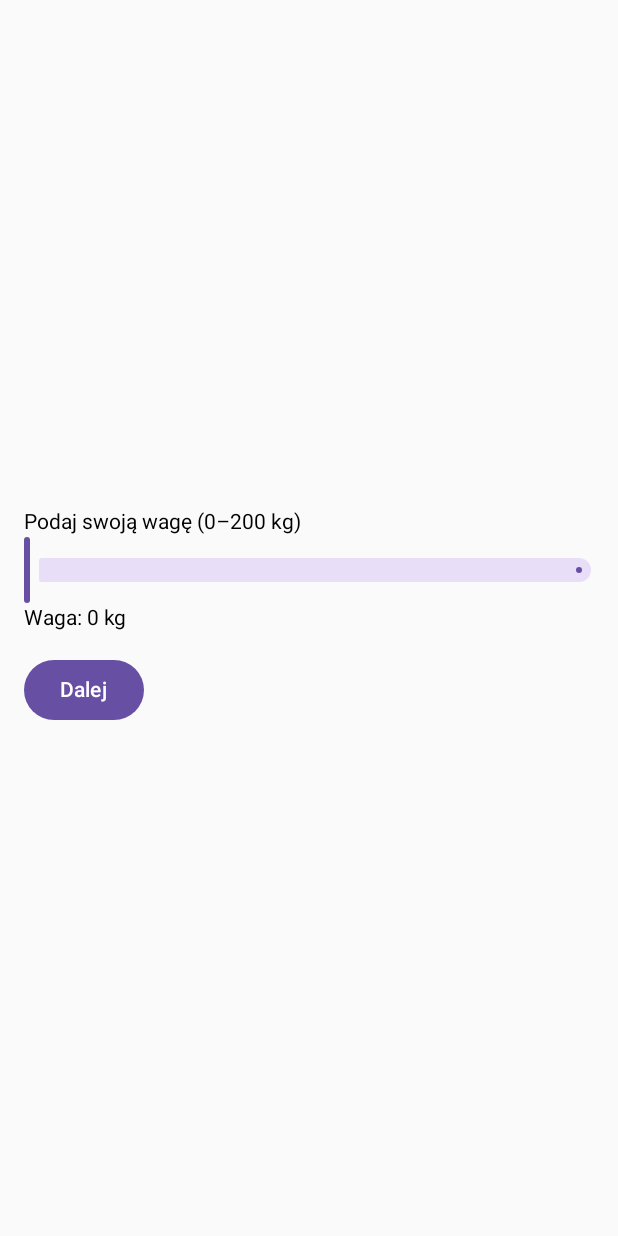
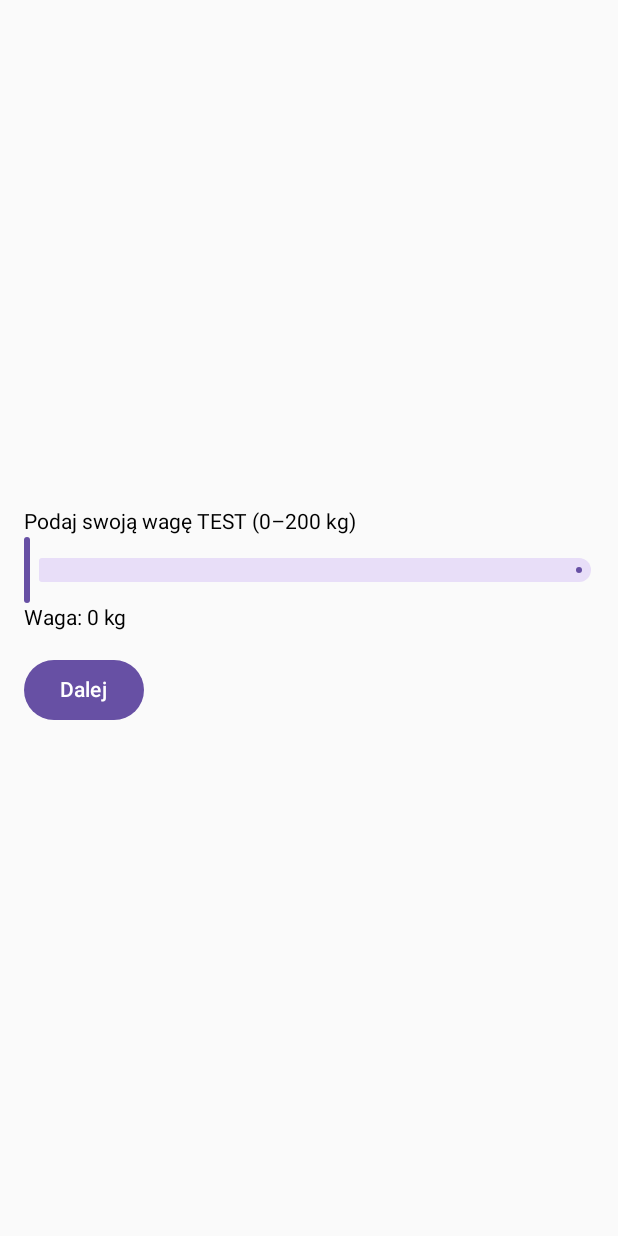
Before and after one commit to pawelproit/SwimPal, an Android app built with Jetpack Compose: the WeightScreen screen opened through its navigation route, on a phone screen of 412 x 824 dp. Run offline under Robolectric (Android 15) with nearby library versions, the phone set to English and light mode, and no system bars.

Commit message:
repo test

```diff
--- a/app/src/main/java/com/example/swimpal/MainActivity.kt
+++ b/app/src/main/java/com/example/swimpal/MainActivity.kt
@@ -117,7 +117,7 @@ fun WeightScreen(navController: NavController, viewModel: UserInputViewModel) {
 
     Column(modifier = Modifier.fillMaxSize().padding(16.dp),
         verticalArrangement = Arrangement.Center) {
-        Text("Podaj swoją wagę (0–200 kg)")
+        Text("Podaj swoją wagę TEST (0–200 kg)")
         Slider(
             value = weight.toFloat(),
             onValueChange = { weight = it.toInt() },
```
